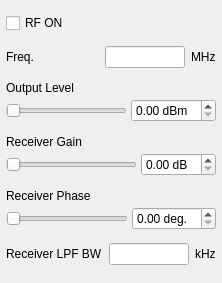
First picture: the form in modules/nmr/thamway/thamwayprotform.ui, repository northriv/KAME, before the edit.
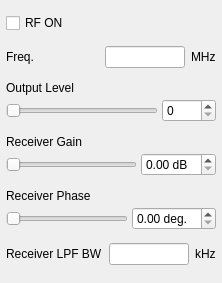
Second picture: the form after the edit.

```diff
--- a/modules/nmr/thamway/thamwayprotform.ui
+++ b/modules/nmr/thamway/thamwayprotform.ui
@@ -152,7 +152,19 @@
         <item>
          <widget class="QDoubleSpinBox" name="m_dblOutput">
           <property name="suffix">
-           <string> dBm</string>
+           <string/>
+          </property>
+          <property name="decimals">
+           <number>0</number>
+          </property>
+          <property name="maximum">
+           <double>1024.000000000000000</double>
+          </property>
+          <property name="singleStep">
+           <double>10.000000000000000</double>
+          </property>
+          <property name="value">
+           <double>0.000000000000000</double>
           </property>
          </widget>
         </item>
```
